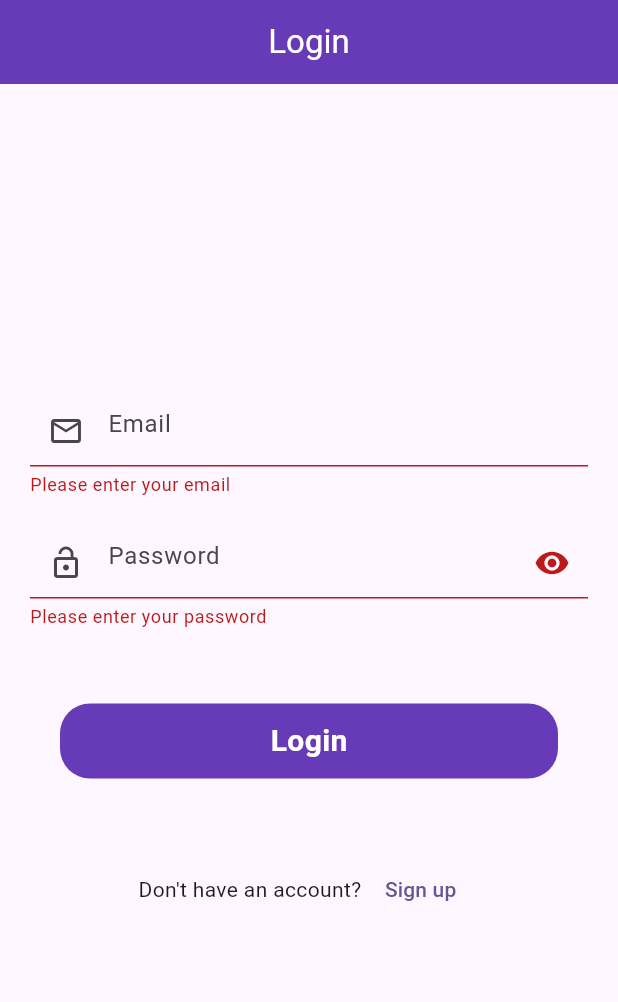
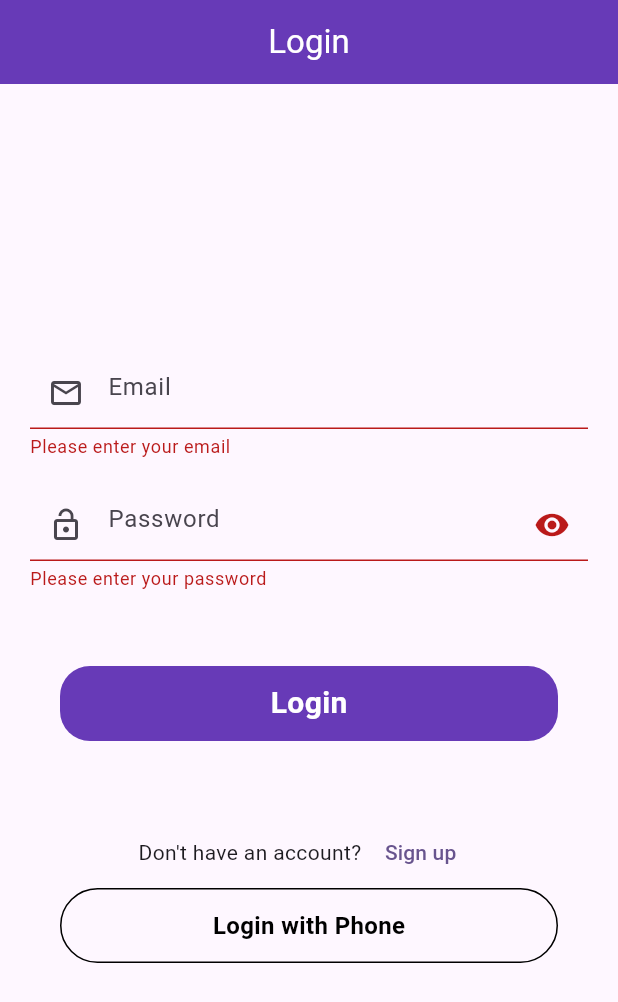
Before and after one commit to KaziFahad69/Firebase-Database-authentication-using-Flutter, a Flutter app: the screen it shows after launch, after a tap on "Login", on a phone screen of 412 x 824 dp. Shown: the top 1002 px of the screen. Run offline on Flutter 3.47's test engine with Material 2 defaults, Android fonts, the phone set to English and light mode, and no system bars; our stand-ins replace firebase_auth, firebase_core, google_fonts; accounts and stored records are empty.

Commit message:
login with phone number and email done

```diff
--- a/lib/firebasese_services/splashservices.dart
+++ b/lib/firebasese_services/splashservices.dart
@@ -1,14 +1,25 @@
 
 import 'dart:async';
 import 'package:agunbase/ui/auth/loginscreen.dart';
+import 'package:agunbase/ui/posts/postscreen.dart';
+import 'package:firebase_auth/firebase_auth.dart';
 import 'package:flutter/material.dart';
 import 'package:flutter/cupertino.dart';
 
 class SplashServices{
 
   void isLogin(BuildContext context){
+  final auth = FirebaseAuth.instance;
+  final user = auth.currentUser;
+
+  if(user != null){
+    Timer(Duration(seconds: 3),
+    ()=>Navigator.of(context).push(MaterialPageRoute(builder: (context) => PostScreen()))
+    );
+  }else{
     Timer(Duration(seconds: 3),
     ()=>Navigator.of(context).push(MaterialPageRoute(builder: (context) => LoginScreen()))
     );
   }
+  }
 }
--- a/lib/ui/auth/loginscreen.dart
+++ b/lib/ui/auth/loginscreen.dart
@@ -1,8 +1,12 @@
-import 'package:agunbase/homepage.dart';
+import 'package:agunbase/ui/auth/loginwithphonenumber.dart';
 import 'package:agunbase/ui/auth/signup_screen.dart';
+import 'package:agunbase/ui/posts/postscreen.dart';
+import 'package:agunbase/ui/utils/utils.dart';
 import 'package:agunbase/widgets/roundbutton.dart';
+import 'package:firebase_auth/firebase_auth.dart';
 import 'package:flutter/material.dart';
 import 'package:flutter/services.dart';
+import 'package:google_fonts/google_fonts.dart';
 
 class LoginScreen extends StatefulWidget {
   const LoginScreen({super.key});
@@ -15,6 +19,8 @@ class _LoginScreenState extends State<LoginScreen> {
   final _formKey = GlobalKey<FormState>();
   TextEditingController _emailcontroller = TextEditingController();
   TextEditingController _passwordcontroller = TextEditingController();
+  bool loading = false;
+  final _auth = FirebaseAuth.instance;
 
   @override
   void dispose() {
@@ -24,16 +30,43 @@ class _LoginScreenState extends State<LoginScreen> {
     _passwordcontroller.dispose();
   }
 
+  void logIn() {
+    setState(() {
+        loading = true;
+      });
+    _auth
+        .signInWithEmailAndPassword(
+            email: _emailcontroller.text,
+            password: _passwordcontroller.text.toString())
+        .then((value) {
+      Utils().toastMessage(value.user!.email.toString());
+      Navigator.of(context)
+          .push(MaterialPageRoute(builder: (context) => PostScreen()));
+          setState(() {
+        loading = false;
+      });
+    }).onError((error, stackTrace) {
+      Utils().toastMessage(error.toString());
+      setState(() {
+        loading = false;
+      });
+    });
+  }
+
   @override
   Widget build(BuildContext context) {
     return WillPopScope(
-      onWillPop: ()async{
+      onWillPop: () async {
         SystemNavigator.pop();
         return true;
       },
       child: Scaffold(
           appBar: AppBar(
-            title: Text("Login",style: TextStyle(color: Colors.white),),centerTitle: true,
+            title: Text(
+              "Login",
+              style: TextStyle(color: Colors.white),
+            ),
+            centerTitle: true,
             automaticallyImplyLeading: false,
           ),
           body: Padding(
@@ -56,13 +89,13 @@ class _LoginScreenState extends State<LoginScreen> {
                                 return 'Please enter your email';
                               }
                               // use a regular expression to check if the email contains @ and a domain name
-                              RegExp emailRegex = RegExp(r'^[\w-\.]+@([\w-]+\.)+[\w-]{2,4}$');
+                              RegExp emailRegex =
+                                  RegExp(r'^[\w-\.]+@([\w-]+\.)+[\w-]{2,4}$');
                               if (!emailRegex.hasMatch(value)) {
                                 return 'Please enter a valid email';
                               }
                               return null;
-                            }
-                        ),
+                            }),
                         SizedBox(
                           height: 20,
                         ),
@@ -82,32 +115,51 @@ class _LoginScreenState extends State<LoginScreen> {
                                 return 'Please enter a password with at least 6 characters';
                               }
                               return null;
-                            }
-                        )
-
+                            })
                       ],
                     )),
                 SizedBox(
                   height: 30,
                 ),
                 RoundBoutton(
+                  loading: loading,
                   title: "Login",
                   ontap: () {
                     if (_formKey.currentState!.validate()) {
-                      Navigator.of(context).push(MaterialPageRoute(builder: (context)=>HomePage()));
+                      logIn();
                     }
                   },
                 ),
-                SizedBox(height: 30,),
+                SizedBox(
+                  height: 30,
+                ),
                 Row(
                   mainAxisAlignment: MainAxisAlignment.center,
                   children: [
                     Text("Don't have an account? "),
-                    TextButton(onPressed:(){
-                      Navigator.of(context).push(MaterialPageRoute(builder: (context)=>SignupScreen()));
+                    TextButton(
+                        onPressed: () {
+                          Navigator.of(context).push(MaterialPageRoute(
+                              builder: (context) => SignupScreen()));
                         },
                         child: Text("Sign up ")),
+
                   ],
+                ),
+                InkWell(
+                  onTap: (){
+                   Navigator.of(context).push(MaterialPageRoute(builder: (context)=>LoginWithPhoneNumber()));
+                  },
+                  child: Container(
+                    margin: EdgeInsets.symmetric(horizontal: 20),
+                            height: 50,
+                            width: double.infinity,
+                            decoration: BoxDecoration(borderRadius: BorderRadius.circular(50),
+                            border: Border.all(
+                              color: Colors.black
+                            )),
+                            child: Center(child: Text("Login with Phone",style: style(fontWeight: FontWeight.bold),)),
+                          ),
                 )
               ],
             ),
@@ -116,13 +168,33 @@ class _LoginScreenState extends State<LoginScreen> {
   }
 }
 
+// TextStyle style({String fontFamily = 'Roboto', FontWeight ? fontWeight, FontStyle ? fontStyle, Color color = Colors.black, double ? size}) {
+//   return GoogleFonts.getFont(
+//     fontFamily,
+//     fontWeight: fontWeight,
+//     fontStyle: fontStyle,
+//     color: color,
+//     fontSize: size,
+//   );
+// }
+
+TextStyle style({String fontFamily = 'Roboto', FontWeight? fontWeight, FontStyle? fontStyle, Color? color, double? size}) {
+  return GoogleFonts.getFont(
+    fontFamily,
+    fontWeight: fontWeight ?? FontWeight.normal,
+    fontStyle: fontStyle ?? FontStyle.normal,
+    color: color ?? Colors.black,
+    fontSize: size ?? 16.0,
+  );
+}
+
 class CustomeTextFormField extends StatefulWidget {
   final TextEditingController controller;
   final String hinttext;
   final Icon icon;
   final Icon? iconsuffix;
   final String? Function(String?)? validator;
-  final TextInputType ? keyboardType;
+  final TextInputType? keyboardType;
 
   CustomeTextFormField(
       {this.iconsuffix,
--- a/pubspec.yaml
+++ b/pubspec.yaml
@@ -40,6 +40,7 @@ dependencies:
   firebase_auth: ^4.7.2
   cloud_firestore:
   fluttertoast: ^8.2.2
+  google_fonts: ^5.1.0
 
 dev_dependencies:
   flutter_test:
```
Also changed, not shown: lib/ui/auth/loginwithphonenumber.dart (added, +69 -0 lines), lib/ui/auth/verifycodescreen.dart (added, +59 -0 lines), lib/ui/posts/postscreen.dart (added, +36 -0 lines), pubspec.lock, 2 other files. Lines whose indentation alone changed are shown as unchanged.
